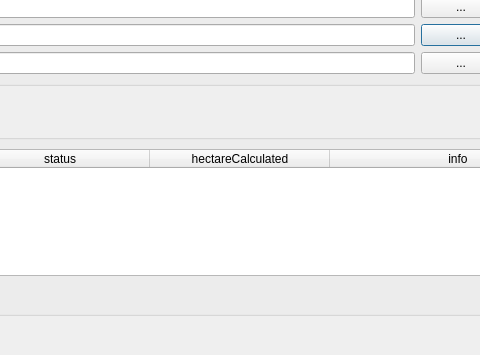
opengeogroep/AERIUS-QGIS-plugins, file ImaerPlugin/connect_jobs_dlg.ui: the form before one commit; both pictures show x 594 to 1074 and y 299 to 654 of the 1204 by 654 pixel window.
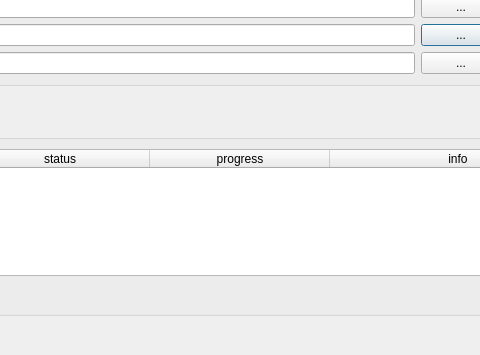
The form after the commit.

```diff
--- a/ImaerPlugin/connect_jobs_dlg.ui
+++ b/ImaerPlugin/connect_jobs_dlg.ui
@@ -378,7 +378,7 @@
         </column>
         <column>
          <property name="text">
-          <string>hectareCalculated</string>
+          <string>progress</string>
          </property>
         </column>
         <column>
```
